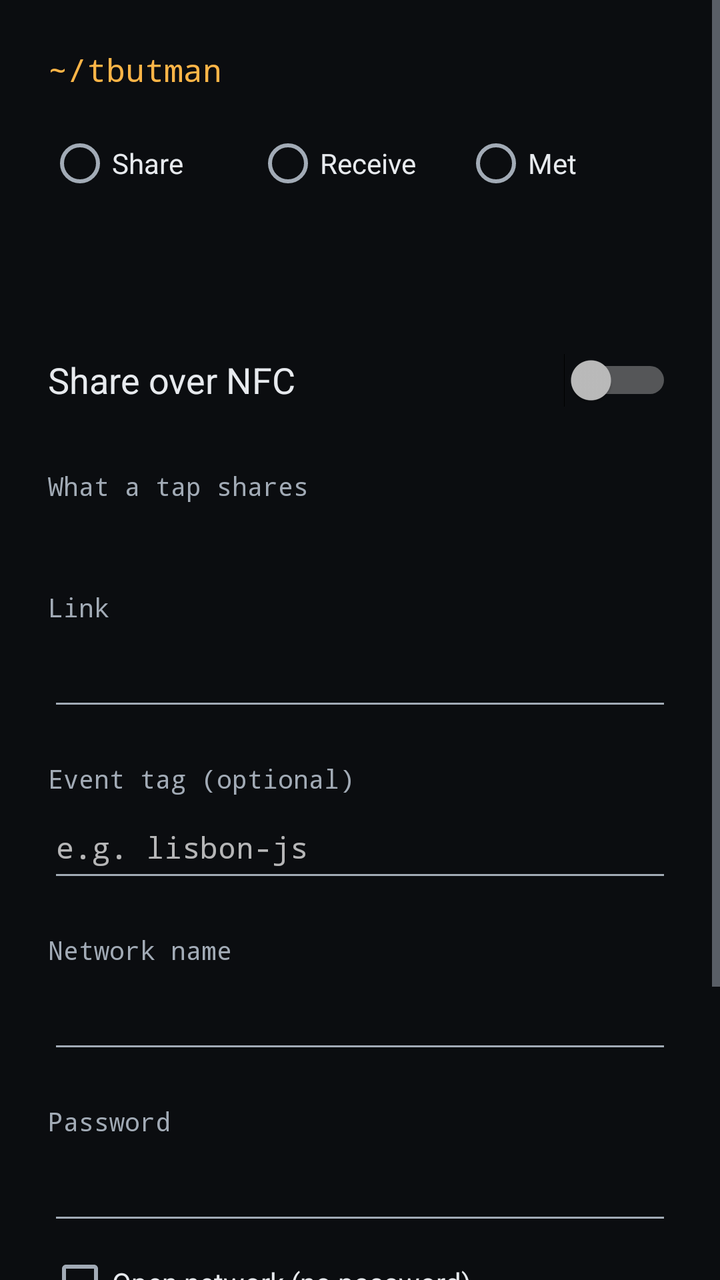
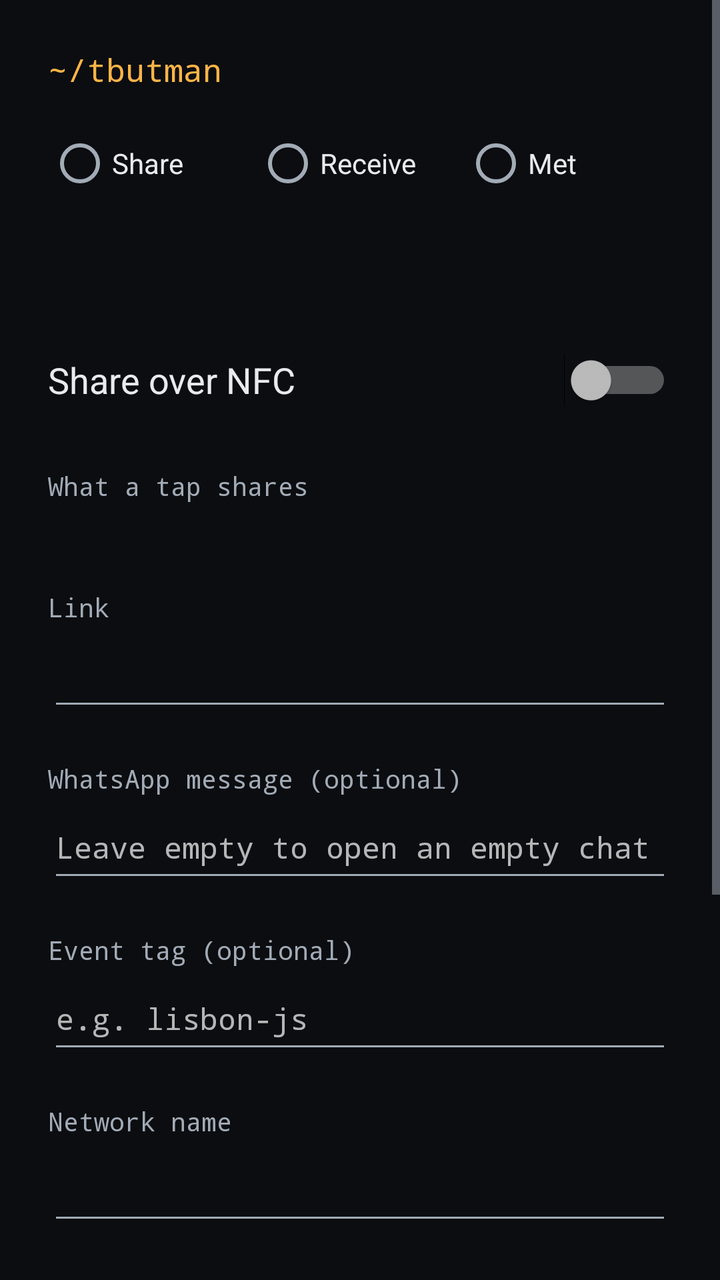

Screens rendered from an Android XML layout before and after an edit, with the pre-edit source and the edit as a unified diff.
<!-- AndroidManifest.xml: application theme Theme.NfcShare -->
<!-- res/layout/activity_main.xml -->
<?xml version="1.0" encoding="utf-8"?>
<ScrollView xmlns:android="http://schemas.android.com/apk/res/android"
    android:layout_width="match_parent"
    android:layout_height="match_parent"
    android:fitsSystemWindows="true">

    <LinearLayout
        android:layout_width="match_parent"
        android:layout_height="wrap_content"
        android:orientation="vertical"
        android:padding="24dp">

        <TextView
            android:layout_width="wrap_content"
            android:layout_height="wrap_content"
            android:fontFamily="monospace"
            android:text="@string/title"
            android:textColor="@color/accent"
            android:textSize="16sp" />

        <RadioGroup
            android:id="@+id/tabs"
            android:layout_width="match_parent"
            android:layout_height="wrap_content"
            android:layout_marginTop="12dp"
            android:orientation="horizontal">

            <RadioButton
                android:id="@+id/tab_share"
                android:layout_width="0dp"
                android:layout_height="wrap_content"
                android:layout_weight="1"
                android:minHeight="48dp"
                android:text="@string/tab_share"
                android:textColor="@color/text" />

            <RadioButton
                android:id="@+id/tab_receive"
                android:layout_width="0dp"
                android:layout_height="wrap_content"
                android:layout_weight="1"
                android:minHeight="48dp"
                android:text="@string/tab_receive"
                android:textColor="@color/text" />

            <RadioButton
                android:id="@+id/tab_met"
                android:layout_width="0dp"
                android:layout_height="wrap_content"
                android:layout_weight="1"
                android:minHeight="48dp"
                android:text="@string/tab_met"
                android:textColor="@color/text" />
        </RadioGroup>

        <TextView
            android:id="@+id/status"
            android:layout_width="match_parent"
            android:layout_height="wrap_content"
            android:layout_marginTop="12dp"
            android:textColor="@color/text"
            android:textSize="24sp"
            android:textStyle="bold" />

        <LinearLayout
            android:id="@+id/sent"
            android:layout_width="match_parent"
            android:layout_height="wrap_content"
            android:layout_marginTop="12dp"
            android:background="@color/accent"
            android:gravity="center_vertical"
            android:orientation="horizontal"
            android:paddingStart="16dp"
            android:paddingEnd="8dp"
            android:visibility="gone">

            <TextView
                android:layout_width="0dp"
                android:layout_height="wrap_content"
                android:layout_weight="1"
                android:paddingTop="12dp"
                android:paddingBottom="12dp"
                android:text="@string/sent"
                android:textColor="@color/bg"
                android:textSize="20sp"
                android:textStyle="bold" />

            <Button
                android:id="@+id/sent_note"
                style="?android:attr/borderlessButtonStyle"
                android:layout_width="wrap_content"
                android:layout_height="wrap_content"
                android:text="@string/met_add_note"
                android:textAllCaps="false"
                android:textColor="@color/bg"
                android:textStyle="bold" />
        </LinearLayout>

        <Button
            android:id="@+id/nfc_settings"
            android:layout_width="wrap_content"
            android:layout_height="wrap_content"
            android:layout_marginTop="12dp"
            android:text="@string/open_nfc_settings"
            android:visibility="gone" />

        
        <LinearLayout
            android:id="@+id/share_panel"
            android:layout_width="match_parent"
            android:layout_height="wrap_content"
            android:orientation="vertical">

            <Switch
                android:id="@+id/toggle"
                android:layout_width="match_parent"
                android:layout_height="wrap_content"
                android:layout_marginTop="16dp"
                android:minHeight="48dp"
                android:text="@string/toggle"
                android:textColor="@color/text"
                android:textSize="18sp" />

            <TextView
                style="@style/Label"
                android:text="@string/what_label" />

            <RadioGroup
                android:id="@+id/presets"
                android:layout_width="match_parent"
                android:layout_height="wrap_content" />

            <TextView
                android:id="@+id/share_hint"
                android:layout_width="match_parent"
                android:layout_height="wrap_content"
                android:layout_marginTop="4dp"
                android:textColor="@color/muted"
                android:textSize="14sp" />

            <LinearLayout
                android:id="@+id/custom_row"
                android:layout_width="match_parent"
                android:layout_height="wrap_content"
                android:orientation="vertical">

                <TextView
                    style="@style/Label"
                    android:labelFor="@id/url"
                    android:text="@string/url_label" />

                <EditText
                    android:id="@+id/url"
                    style="@style/Field"
                    android:importantForAutofill="no"
                    android:imeOptions="actionDone"
                    android:inputType="textUri" />
            </LinearLayout>

            <LinearLayout
                android:id="@+id/event_row"
                android:layout_width="match_parent"
                android:layout_height="wrap_content"
                android:orientation="vertical">

                <TextView
                    style="@style/Label"
                    android:labelFor="@id/event"
                    android:text="@string/event_label" />

                <EditText
                    android:id="@+id/event"
                    style="@style/Field"
                    android:importantForAutofill="no"
                    android:hint="@string/event_hint"
                    android:imeOptions="actionDone"
                    android:inputType="text" />
            </LinearLayout>

            <LinearLayout
                android:id="@+id/wifi_rows"
                android:layout_width="match_parent"
                android:layout_height="wrap_content"
                android:orientation="vertical">

                <TextView
                    style="@style/Label"
                    android:labelFor="@id/wifi_ssid"
                    android:text="@string/wifi_ssid_label" />

                <EditText
                    android:id="@+id/wifi_ssid"
                    style="@style/Field"
                    android:importantForAutofill="no"
                    android:imeOptions="actionNext"
                    android:inputType="text" />

                <TextView
                    style="@style/Label"
                    android:labelFor="@id/wifi_password"
                    android:text="@string/wifi_password_label" />

                <EditText
                    android:id="@+id/wifi_password"
                    style="@style/Field"
                    android:importantForAutofill="no"
                    android:imeOptions="actionDone"
                    android:inputType="textVisiblePassword" />

                <CheckBox
                    android:id="@+id/wifi_open"
                    android:layout_width="wrap_content"
                    android:layout_height="wrap_content"
                    android:minHeight="48dp"
                    android:text="@string/wifi_open"
                    android:textColor="@color/text" />
            </LinearLayout>

            <ImageView
                android:id="@+id/qr"
                android:layout_width="match_parent"
                android:layout_height="wrap_content"
                android:layout_marginTop="20dp"
                android:adjustViewBounds="true"
                android:contentDescription="@string/qr_description"
                android:scaleType="fitCenter" />

            <TextView
                android:id="@+id/qr_hint"
                android:layout_width="wrap_content"
                android:layout_height="wrap_content"
                android:layout_marginTop="8dp"
                android:text="@string/qr_hint"
                android:textColor="@color/muted"
                android:textSize="14sp" />

            <TextView
                android:id="@+id/reads"
                android:layout_width="wrap_content"
                android:layout_height="wrap_content"
                android:layout_marginTop="20dp"
                android:fontFamily="monospace"
                android:textColor="@color/muted"
                android:textSize="13sp" />

            <Button
                android:id="@+id/add_tile"
                style="?android:attr/borderlessButtonStyle"
                android:layout_width="wrap_content"
                android:layout_height="wrap_content"
                android:layout_marginTop="8dp"
                android:text="@string/add_tile"
                android:textAllCaps="false"
                android:textColor="@color/accent" />
        </LinearLayout>

        
        <LinearLayout
            android:id="@+id/met_panel"
            android:layout_width="match_parent"
            android:layout_height="wrap_content"
            android:orientation="vertical"
            android:visibility="gone">

            <LinearLayout
                android:layout_width="match_parent"
                android:layout_height="wrap_content"
                android:layout_marginTop="12dp"
                android:orientation="horizontal">

                <Button
                    android:id="@+id/met_add"
                    style="?android:attr/borderlessButtonStyle"
                    android:layout_width="wrap_content"
                    android:layout_height="wrap_content"
                    android:text="@string/met_add_someone"
                    android:textAllCaps="false"
                    android:textColor="@color/accent" />

                <Button
                    android:id="@+id/met_export"
                    style="?android:attr/borderlessButtonStyle"
                    android:layout_width="wrap_content"
                    android:layout_height="wrap_content"
                    android:text="@string/met_export"
                    android:textAllCaps="false"
                    android:textColor="@color/accent" />
            </LinearLayout>

            <TextView
                android:id="@+id/met_empty"
                android:layout_width="match_parent"
                android:layout_height="wrap_content"
                android:layout_marginTop="8dp"
                android:text="@string/met_empty"
                android:textColor="@color/muted"
                android:textSize="14sp" />

            <LinearLayout
                android:id="@+id/met_list"
                android:layout_width="match_parent"
                android:layout_height="wrap_content"
                android:orientation="vertical" />
        </LinearLayout>

        
        <LinearLayout
            android:id="@+id/receive_panel"
            android:layout_width="match_parent"
            android:layout_height="wrap_content"
            android:orientation="vertical"
            android:visibility="gone">

            <TextView
                style="@style/Label"
                android:text="@string/received_label" />

            <TextView
                android:id="@+id/received_empty"
                android:layout_width="match_parent"
                android:layout_height="wrap_content"
                android:layout_marginTop="8dp"
                android:text="@string/received_empty"
                android:textColor="@color/muted"
                android:textSize="14sp" />

            <LinearLayout
                android:id="@+id/received_list"
                android:layout_width="match_parent"
                android:layout_height="wrap_content"
                android:orientation="vertical" />

            <Button
                android:id="@+id/clear_received"
                style="?android:attr/borderlessButtonStyle"
                android:layout_width="wrap_content"
                android:layout_height="wrap_content"
                android:text="@string/clear_received"
                android:textAllCaps="false"
                android:textColor="@color/accent" />
        </LinearLayout>
    </LinearLayout>
</ScrollView>
<!-- resources referenced by this layout -->
<resources>
  <color name="accent">#FFB547</color>
  <color name="bg">#0B0D10</color>
  <color name="muted">#A2ABB6</color>
  <color name="text">#E7EAEE</color>
  <string name="add_tile">Add to Quick Settings</string>
  <string name="clear_received">Clear history</string>
  <string name="event_hint">e.g. lisbon-js</string>
  <string name="event_label">Event tag (optional)</string>
  <string name="met_add_note">Add a note</string>
  <string name="met_add_someone">Add someone</string>
  <string name="met_empty">Nobody yet. Every completed tap lands here with the time, event tag and what you shared. QR scans can\'t be detected, so add those with Add someone.</string>
  <string name="met_export">Export</string>
  <string name="open_nfc_settings">Open NFC settings</string>
  <string name="qr_description">QR code for what a tap shares</string>
  <string name="qr_hint">No NFC on their phone? They can scan this.</string>
  <string name="received_empty">Nothing yet. Tags, NFC business cards and phones running this app all work.</string>
  <string name="received_label">Received</string>
  <string name="sent">Sent ✓</string>
  <string name="tab_met">Met</string>
  <string name="tab_receive">Receive</string>
  <string name="tab_share">Share</string>
  <string name="title">~/tbutman</string>
  <string name="toggle">Share over NFC</string>
  <string name="url_label">Link</string>
  <string name="what_label">What a tap shares</string>
  <string name="wifi_open">Open network (no password)</string>
  <string name="wifi_password_label">Password</string>
  <string name="wifi_ssid_label">Network name</string>
  <style name="Field">
          <item name="android:layout_width">match_parent</item>
          <item name="android:layout_height">wrap_content</item>
          <item name="android:minHeight">48dp</item>
          <item name="android:fontFamily">monospace</item>
          <item name="android:importantForAutofill">no</item>
          <item name="android:textColor">@color/text</item>
          <item name="android:textSize">15sp</item>
      </style>
  <style name="Label">
          <item name="android:layout_width">wrap_content</item>
          <item name="android:layout_height">wrap_content</item>
          <item name="android:layout_marginTop">20dp</item>
          <item name="android:fontFamily">monospace</item>
          <item name="android:textColor">@color/muted</item>
          <item name="android:textSize">13sp</item>
      </style>
  <style name="Theme.NfcShare" parent="android:Theme.Material.NoActionBar">
          <item name="android:windowBackground">@color/bg</item>
          <item name="android:colorBackground">@color/bg</item>
          <item name="android:colorAccent">@color/accent</item>
          <item name="android:colorPrimary">@color/bg</item>
          <item name="android:statusBarColor">@color/bg</item>
          <item name="android:navigationBarColor">@color/bg</item>
          <item name="android:textColorPrimary">@color/text</item>
          <item name="android:textColorSecondary">@color/muted</item>
      </style>
</resources>

<!-- the commit's change to res/layout/activity_main.xml (unified diff, before → after) -->
@@ -155,6 +155,26 @@
                     android:importantForAutofill="no"
                     android:imeOptions="actionDone"
                     android:inputType="textUri" />
+            </LinearLayout>
+
+            <LinearLayout
+                android:id="@+id/whatsapp_row"
+                android:layout_width="match_parent"
+                android:layout_height="wrap_content"
+                android:orientation="vertical">
+
+                <TextView
+                    style="@style/Label"
+                    android:labelFor="@id/whatsapp_greeting"
+                    android:text="@string/whatsapp_greeting_label" />
+
+                <EditText
+                    android:id="@+id/whatsapp_greeting"
+                    style="@style/Field"
+                    android:hint="@string/whatsapp_greeting_hint"
+                    android:imeOptions="actionDone"
+                    android:importantForAutofill="no"
+                    android:inputType="textCapSentences" />
             </LinearLayout>
 
             <LinearLayout
<!-- resource entries referenced after the edit -->
@@ -25,6 +25,8 @@
   <string name="toggle">Share over NFC</string>
   <string name="url_label">Link</string>
   <string name="what_label">What a tap shares</string>
+  <string name="whatsapp_greeting_hint">Leave empty to open an empty chat</string>
+  <string name="whatsapp_greeting_label">WhatsApp message (optional)</string>
   <string name="wifi_open">Open network (no password)</string>
   <string name="wifi_password_label">Password</string>
   <string name="wifi_ssid_label">Network name</string>
